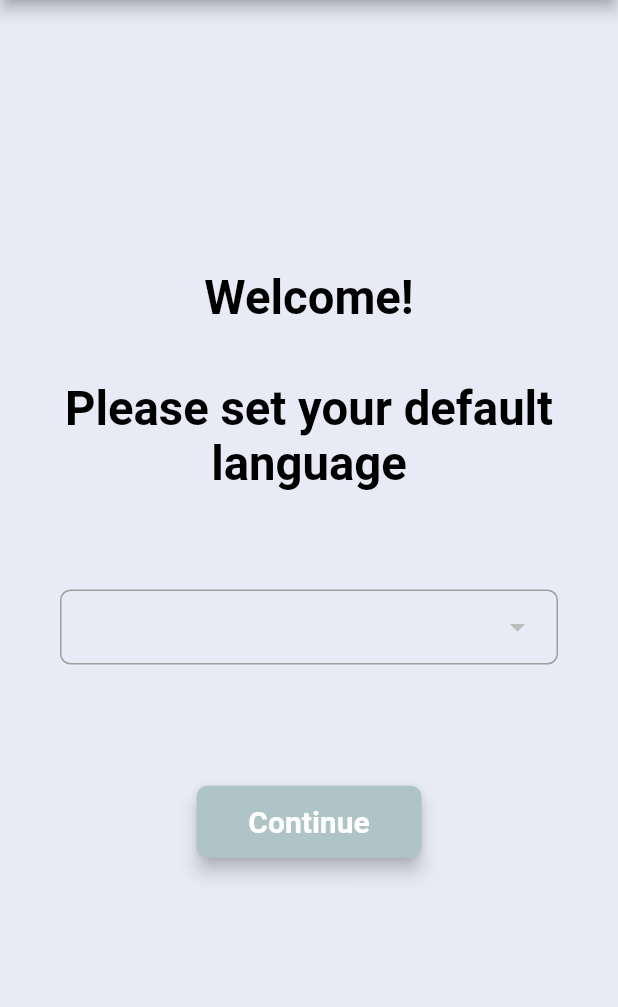
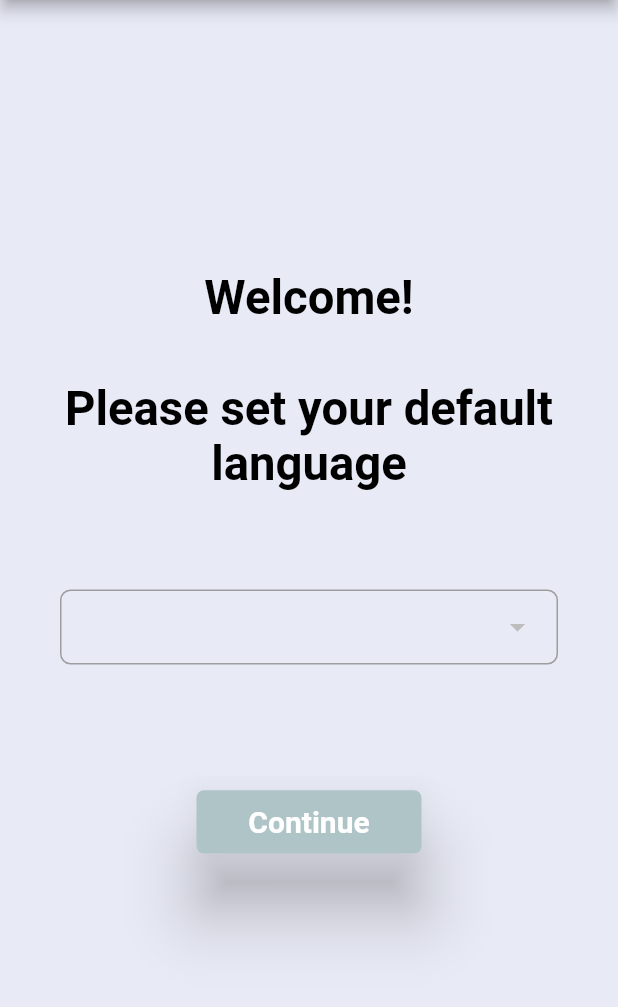
Before and after one commit to PierreJunior/MysteresApp, a Flutter app: the screen it shows after launch, on a phone screen of 412 x 824 dp, the part 84-1091 px from its top. Run offline on Flutter 3.47's test engine with Material 2 defaults, Android fonts, the phone set to English and light mode, and no system bars; drawn by our look-alikes of dropdown_button2; our stand-ins replace another_flushbar, cloud_firestore, firebase_core, google_mobile_ads, responsive_sizer, sentry_flutter and 3 more; missing offline and left inert: sentry_logging; accounts and stored records are empty.

Commit message:
migrated from Material 2 to Material 3

```diff
--- a/lib/widgets/rounded_button.dart
+++ b/lib/widgets/rounded_button.dart
@@ -20,19 +20,20 @@ class RoundedButton extends StatelessWidget {
   Widget build(BuildContext context) {
     return Padding(
       padding: const EdgeInsets.symmetric(vertical: 16.0),
-      child: Material(
-        elevation: 5.0,
-        color: colour,
-        borderRadius: BorderRadius.circular(widgetBorderRadius),
-        child: MaterialButton(
-          onPressed: pressed,
-          minWidth: 150.0,
-          height: roundButtonHeight,
-          child: Text(
-            title,
-            style: const TextStyle(
-                color: Colors.white, fontWeight: FontWeight.bold, fontSize: 20),
-          ),
+      child: OutlinedButton(
+        onPressed: pressed,
+        style: OutlinedButton.styleFrom(
+          backgroundColor: colour,
+          side: BorderSide.none,
+          shape: RoundedRectangleBorder(borderRadius: BorderRadius.circular(5)),
+          shadowColor: Colors.grey,
+          elevation: 20,
+          fixedSize: Size(150, roundButtonHeight),
+        ),
+        child: Text(
+          title,
+          style: const TextStyle(
+              color: Colors.white, fontWeight: FontWeight.bold, fontSize: 20),
         ),
       ),
     );
```
Also changed, not shown: lib/screens/landing_screen.dart (+20 -1 lines), lib/screens/pray_screen.dart (+55 -7 lines).
